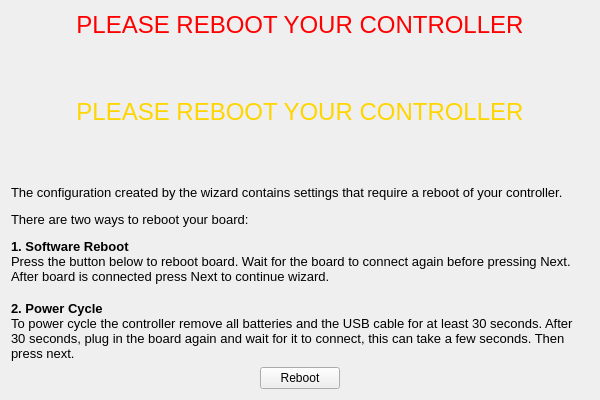
This is ground/openpilotgcs/src/plugins/setupwizard/pages/rebootpage.ui in openpilot/OpenPilot as Qt 5 draws it before an edit. The edited form follows.
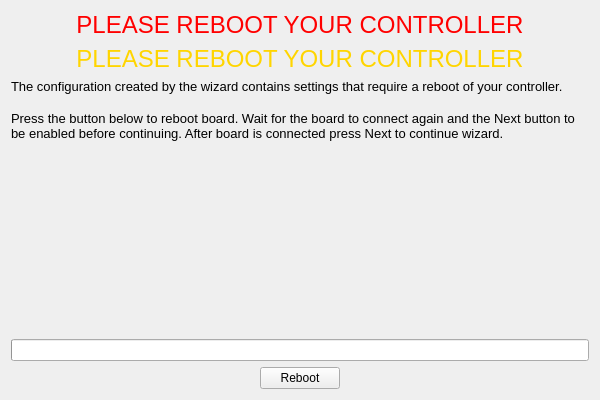
This is the edited form.

Commit message: OP-1628 Added software reboot to wizard.

Diff of the .ui file:
```diff
--- a/ground/openpilotgcs/src/plugins/setupwizard/pages/rebootpage.ui
+++ b/ground/openpilotgcs/src/plugins/setupwizard/pages/rebootpage.ui
@@ -55,9 +55,7 @@
 &lt;html&gt;&lt;head&gt;&lt;meta name=&quot;qrichtext&quot; content=&quot;1&quot; /&gt;&lt;style type=&quot;text/css&quot;&gt;
 p, li { white-space: pre-wrap; }
 &lt;/style&gt;&lt;/head&gt;&lt;body style=&quot; font-family:'Ubuntu'; font-size:11pt; font-weight:400; font-style:normal;&quot;&gt;
-&lt;p style=&quot; margin-top:12px; margin-bottom:12px; margin-left:0px; margin-right:0px; -qt-block-indent:0; text-indent:0px;&quot;&gt;&lt;span style=&quot; font-family:'MS Shell Dlg 2'; font-size:10pt; color:#000000;&quot;&gt;The configuration created by the wizard contains settings that require a reboot of your controller. &lt;/span&gt;&lt;/p&gt;
-&lt;p style=&quot; margin-top:12px; margin-bottom:12px; margin-left:0px; margin-right:0px; -qt-block-indent:0; text-indent:0px;&quot;&gt;&lt;span style=&quot; font-family:'MS Shell Dlg 2'; font-size:10pt; color:#000000;&quot;&gt;There are two ways to reboot your board:&lt;/span&gt;&lt;/p&gt;
-&lt;p style=&quot; margin-top:12px; margin-bottom:12px; margin-left:0px; margin-right:0px; -qt-block-indent:0; text-indent:0px;&quot;&gt;&lt;span style=&quot; font-family:'MS Shell Dlg 2'; font-size:10pt; font-weight:600; color:#000000;&quot;&gt;1. Software Reboot&lt;/span&gt;&lt;span style=&quot; font-family:'MS Shell Dlg 2'; font-size:10pt; color:#000000;&quot;&gt;&lt;br /&gt;Press the button below to reboot board. Wait for the board to connect again before pressing Next. After board is connected press Next to continue wizard.&lt;br /&gt;&lt;br /&gt;&lt;/span&gt;&lt;span style=&quot; font-family:'MS Shell Dlg 2'; font-size:10pt; font-weight:600; color:#000000;&quot;&gt;2. Power Cycle &lt;/span&gt;&lt;span style=&quot; font-family:'MS Shell Dlg 2'; font-size:10pt; color:#000000;&quot;&gt;&lt;br /&gt;To power cycle the controller remove all batteries and the USB cable for at least 30 seconds. After 30 seconds, plug in the board again and wait for it to connect, this can take a few seconds. Then press next.&lt;/span&gt;&lt;/p&gt;&lt;/body&gt;&lt;/html&gt;</string>
+&lt;p style=&quot; margin-top:12px; margin-bottom:12px; margin-left:0px; margin-right:0px; -qt-block-indent:0; text-indent:0px;&quot;&gt;&lt;span style=&quot; font-family:'MS Shell Dlg 2'; font-size:10pt; color:#000000;&quot;&gt;The configuration created by the wizard contains settings that require a reboot of your controller. &lt;br /&gt;&lt;br /&gt;Press the button below to reboot board. Wait for the board to connect again and the Next button to be enabled before continuing. After board is connected press Next to continue wizard.&lt;/span&gt;&lt;/p&gt;&lt;/body&gt;&lt;/html&gt;</string>
      </property>
      <property name="alignment">
       <set>Qt::AlignLeading|Qt::AlignLeft|Qt::AlignTop</set>
@@ -67,6 +65,45 @@
      </property>
     </widget>
    </item>
+   <item>
+    <spacer name="verticalSpacer">
+     <property name="orientation">
+      <enum>Qt::Vertical</enum>
+     </property>
+     <property name="sizeHint" stdset="0">
+      <size>
+       <width>20</width>
+       <height>40</height>
+      </size>
+     </property>
+    </spacer>
+   </item>
+   <item>
+    <widget class="QLabel" name="messageLabel">
+     <property name="text">
+      <string/>
+     </property>
+     <property name="alignment">
+      <set>Qt::AlignLeading|Qt::AlignLeft|Qt::AlignVCenter</set>
+     </property>
+     <property name="wordWrap">
+      <bool>true</bool>
+     </property>
+    </widget>
+   </item>
+   <item>
+    <widget class="QProgressBar" name="rebootProgress">
+     <property name="maximum">
+      <number>6</number>
+     </property>
+     <property name="value">
+      <number>0</number>
+     </property>
+     <property name="textVisible">
+      <bool>false</bool>
+     </property>
+    </widget>
+   </item>
    <item alignment="Qt::AlignHCenter">
     <widget class="QPushButton" name="rebootButton">
      <property name="text">
```
Left out of the diff: 7 changed lines with no effect on the pictures. The commit also changes 5 other files.
